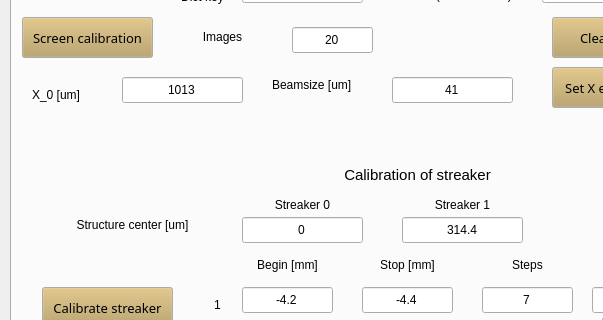
pdijksta/WakefieldAnalysis, file GUI.ui: the form before one commit; both pictures show x 0 to 603 and y 139 to 459 of the 962 by 856 pixel window.
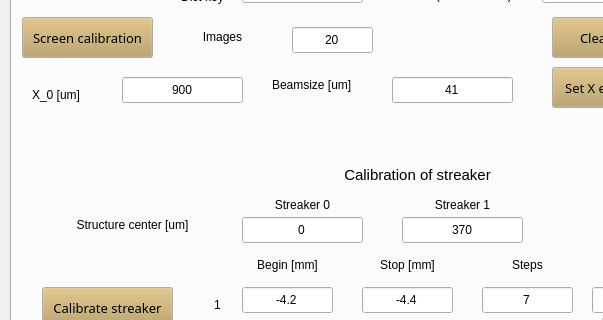
The form after the commit. The open tabs and pages were chosen to show the change.

What changed in the file:
```diff
--- a/GUI.ui
+++ b/GUI.ui
@@ -136,7 +136,7 @@
        </rect>
       </property>
       <property name="text">
-       <string>1013</string>
+       <string>900</string>
       </property>
       <property name="alignment">
        <set>Qt::AlignCenter</set>
@@ -813,7 +813,7 @@
        </rect>
       </property>
       <property name="text">
-       <string>314.4</string>
+       <string>370</string>
       </property>
       <property name="alignment">
        <set>Qt::AlignCenter</set>
```
Left out of the diff: 2 changed lines with no effect on the pictures.
